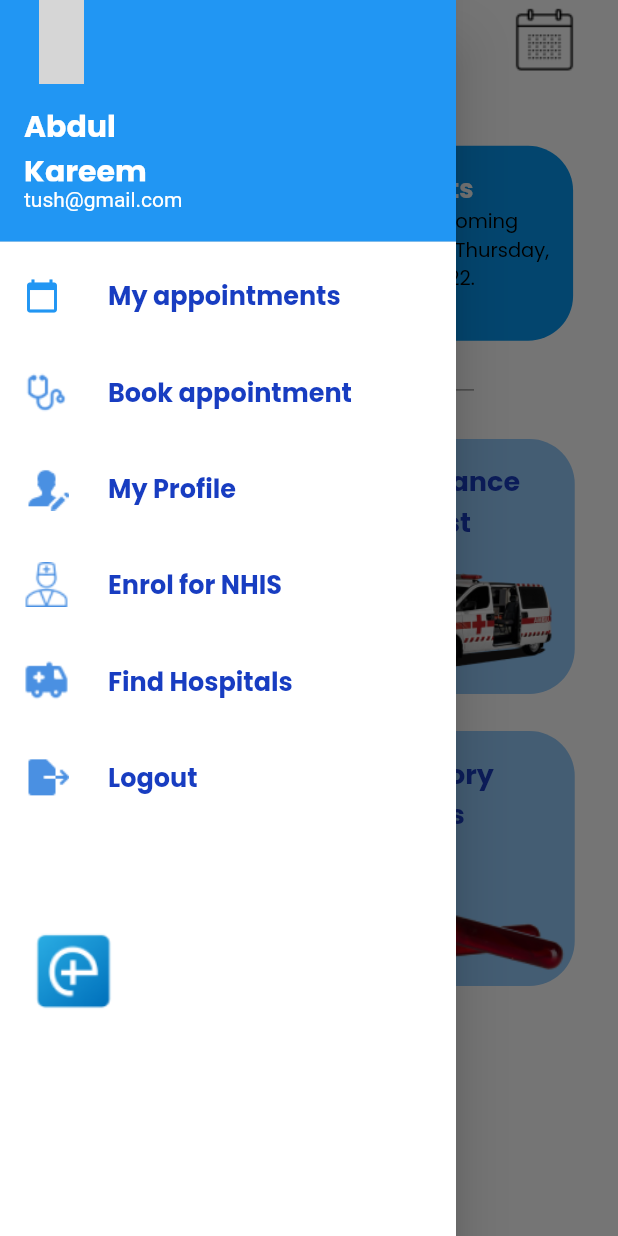
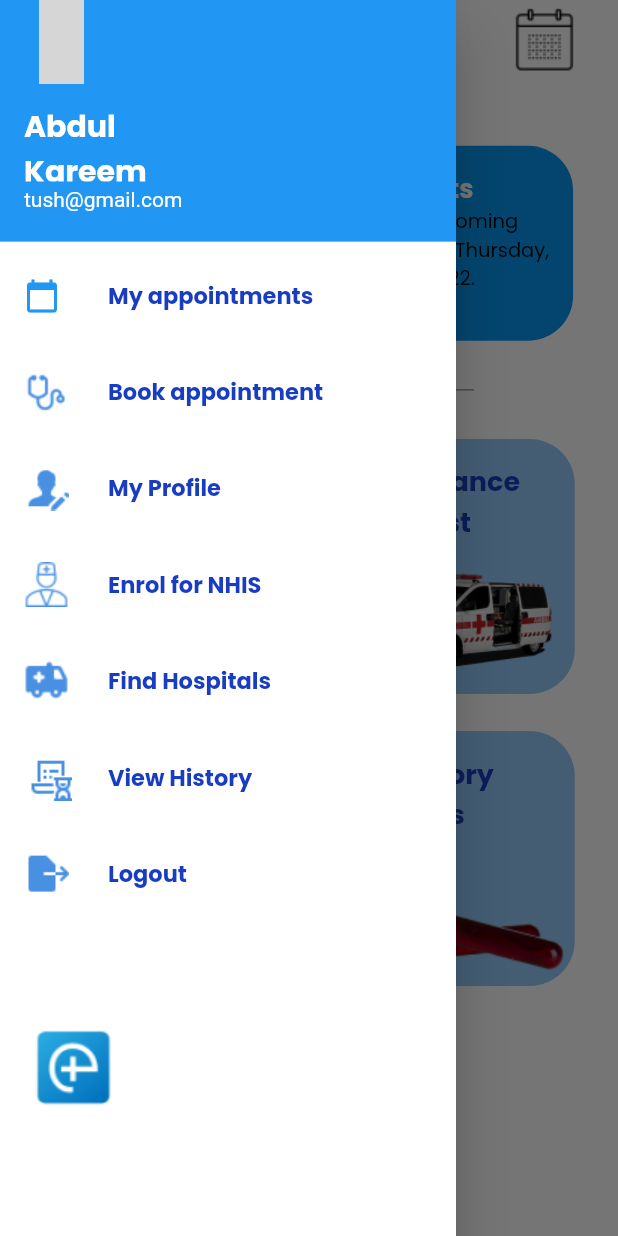
Before and after one commit to tusharhow/ezymedik-app, a Flutter app: the HomePage screen opened directly, with the side drawer open, on a phone screen of 412 x 824 dp. Run offline on Flutter 3.47's test engine with Material 2 defaults, Android fonts, the phone set to English and light mode, and no system bars; our stand-ins replace flutter_svg, google_fonts, persistent_bottom_nav_bar; grey boxes are pictures that could not be loaded.

Commit message:
View history done

```diff
--- a/lib/screens/home_page.dart
+++ b/lib/screens/home_page.dart
@@ -1,6 +1,7 @@
 import 'package:ezymedik_app/components/navigate.dart';
 import 'package:ezymedik_app/constants.dart';
 import 'package:ezymedik_app/screens/book_appoinment.dart';
+import 'package:ezymedik_app/screens/view_history.dart';
 import 'package:flutter/material.dart';
 import 'package:flutter/services.dart';
 import 'package:google_fonts/google_fonts.dart';
@@ -41,7 +42,7 @@ class HomePage extends StatelessWidget {
               style: GoogleFonts.poppins(
                   color: defaultColor,
                   fontWeight: FontWeight.bold,
-                  fontSize: 17),
+                  fontSize: 15),
             ),
             onTap: () {
               push(context: context, widget: MyAppoinment());
@@ -57,7 +58,7 @@ class HomePage extends StatelessWidget {
               style: GoogleFonts.poppins(
                   color: defaultColor,
                   fontWeight: FontWeight.bold,
-                  fontSize: 17),
+                  fontSize: 15),
             ),
             onTap: () {
               push(context: context, widget: BookApoinment());
@@ -73,7 +74,7 @@ class HomePage extends StatelessWidget {
               style: GoogleFonts.poppins(
                   color: defaultColor,
                   fontWeight: FontWeight.bold,
-                  fontSize: 17),
+                  fontSize: 15),
             ),
             onTap: () {},
           ),
@@ -87,7 +88,7 @@ class HomePage extends StatelessWidget {
               style: GoogleFonts.poppins(
                   color: defaultColor,
                   fontWeight: FontWeight.bold,
-                  fontSize: 17),
+                  fontSize: 15),
             ),
             onTap: () {},
           ),
@@ -101,9 +102,25 @@ class HomePage extends StatelessWidget {
               style: GoogleFonts.poppins(
                   color: defaultColor,
                   fontWeight: FontWeight.bold,
-                  fontSize: 17),
+                  fontSize: 15),
             ),
             onTap: () {},
+          ),
+          SizedBox(
+            height: _size.height * 0.01,
+          ),
+          ListTile(
+            leading: Image.asset('images/his.png'),
+            title: Text(
+              'View History',
+              style: GoogleFonts.poppins(
+                  color: defaultColor,
+                  fontWeight: FontWeight.bold,
+                  fontSize: 15),
+            ),
+            onTap: () {
+              push(context: context, widget: ViewHistory());
+            },
           ),
           SizedBox(
             height: _size.height * 0.01,
@@ -115,7 +132,7 @@ class HomePage extends StatelessWidget {
               style: GoogleFonts.poppins(
                   color: defaultColor,
                   fontWeight: FontWeight.bold,
-                  fontSize: 17),
+                  fontSize: 15),
             ),
             onTap: () {},
           ),
```
Also changed, not shown: lib/screens/view_history.dart (added, +217 -0 lines).
